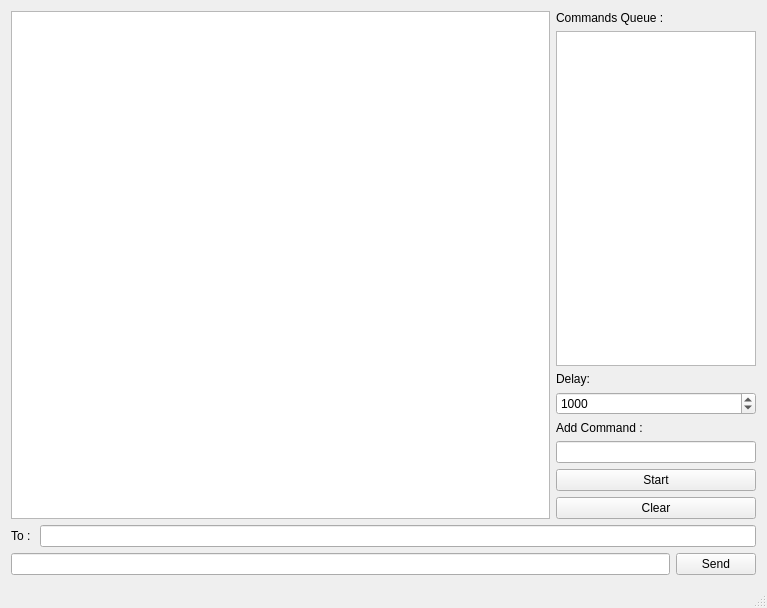
fffaraz/Archipel-xmpp-Bug-Reproducer, file src/mainwindow.ui: the form before one commit.
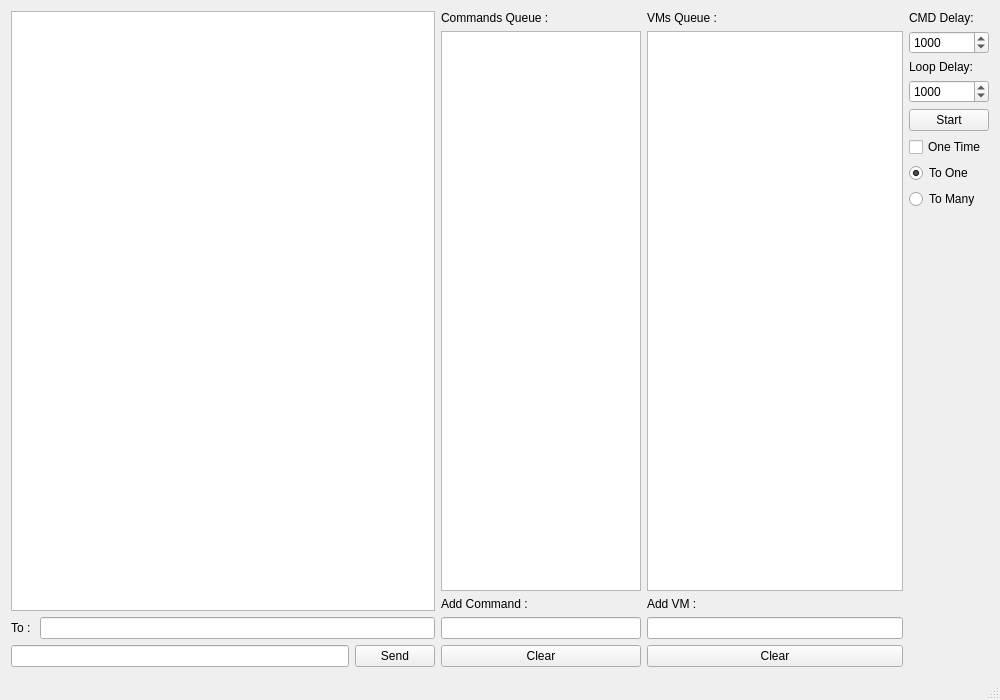
The form after the commit.

Patch:
```diff
--- a/src/mainwindow.ui
+++ b/src/mainwindow.ui
@@ -6,17 +6,17 @@
    <rect>
     <x>0</x>
     <y>0</y>
-    <width>767</width>
-    <height>608</height>
+    <width>1000</width>
+    <height>700</height>
    </rect>
   </property>
   <property name="windowTitle">
    <string>Archipel's xmpp Bug Reproducer !</string>
   </property>
   <widget class="QWidget" name="centralWidget">
-   <layout class="QVBoxLayout" name="verticalLayout_3">
-    <item>
-     <layout class="QHBoxLayout" name="horizontalLayout_3">
+   <layout class="QGridLayout" name="gridLayout">
+    <item row="0" column="0">
+     <layout class="QVBoxLayout" name="verticalLayout_4">
       <item>
        <widget class="QTextEdit" name="txtChat">
         <property name="readOnly">
@@ -25,7 +25,39 @@
        </widget>
       </item>
       <item>
-       <layout class="QVBoxLayout" name="verticalLayout">
+       <layout class="QHBoxLayout" name="horizontalLayout">
+        <item>
+         <widget class="QLabel" name="label">
+          <property name="text">
+           <string>To : </string>
+          </property>
+         </widget>
+        </item>
+        <item>
+         <widget class="QLineEdit" name="txtTarget"/>
+        </item>
+       </layout>
+      </item>
+      <item>
+       <layout class="QHBoxLayout" name="horizontalLayout_2">
+        <item>
+         <widget class="QLineEdit" name="txtInput"/>
+        </item>
+        <item>
+         <widget class="QPushButton" name="btnSend">
+          <property name="text">
+           <string>Send</string>
+          </property>
+         </widget>
+        </item>
+       </layout>
+      </item>
+     </layout>
+    </item>
+    <item row="0" column="1">
+     <layout class="QHBoxLayout" name="horizontalLayout_3">
+      <item>
+       <layout class="QVBoxLayout" name="verticalLayout_2">
         <item>
          <widget class="QLabel" name="label_4">
           <property name="maximumSize">
@@ -49,38 +81,6 @@
           </property>
          </widget>
         </item>
-        <item>
-         <widget class="QLabel" name="label_2">
-          <property name="maximumSize">
-           <size>
-            <width>200</width>
-            <height>16777215</height>
-           </size>
-          </property>
-          <property name="text">
-           <string>Delay:</string>
-          </property>
-         </widget>
-        </item>
-        <item>
-         <widget class="QSpinBox" name="spinDelay">
-          <property name="maximumSize">
-           <size>
-            <width>200</width>
-            <height>16777215</height>
-           </size>
-          </property>
-          <property name="minimum">
-           <number>100</number>
-          </property>
-          <property name="maximum">
-           <number>10000</number>
-          </property>
-          <property name="value">
-           <number>1000</number>
-          </property>
-         </widget>
-        </item>
         <item>
          <widget class="QLabel" name="label_3">
           <property name="maximumSize">
@@ -104,19 +104,6 @@
           </property>
          </widget>
         </item>
-        <item>
-         <widget class="QPushButton" name="btnStart">
-          <property name="maximumSize">
-           <size>
-            <width>200</width>
-            <height>16777215</height>
-           </size>
-          </property>
-          <property name="text">
-           <string>Start</string>
-          </property>
-         </widget>
-        </item>
         <item>
          <widget class="QPushButton" name="btnClear">
           <property name="maximumSize">
@@ -132,37 +119,186 @@
         </item>
        </layout>
       </item>
+      <item>
+       <layout class="QVBoxLayout" name="verticalLayout_3">
+        <item>
+         <widget class="QLabel" name="label_5">
+          <property name="maximumSize">
+           <size>
+            <width>300</width>
+            <height>16777215</height>
+           </size>
+          </property>
+          <property name="text">
+           <string>VMs Queue :</string>
+          </property>
+         </widget>
+        </item>
+        <item>
+         <widget class="QListWidget" name="lstVM">
+          <property name="maximumSize">
+           <size>
+            <width>300</width>
+            <height>16777215</height>
+           </size>
+          </property>
+         </widget>
+        </item>
+        <item>
+         <widget class="QLabel" name="label_6">
+          <property name="maximumSize">
+           <size>
+            <width>300</width>
+            <height>16777215</height>
+           </size>
+          </property>
+          <property name="text">
+           <string>Add VM :</string>
+          </property>
+         </widget>
+        </item>
+        <item>
+         <widget class="QLineEdit" name="txtAddVM">
+          <property name="maximumSize">
+           <size>
+            <width>300</width>
+            <height>16777215</height>
+           </size>
+          </property>
+         </widget>
+        </item>
+        <item>
+         <widget class="QPushButton" name="btnClearVM">
+          <property name="maximumSize">
+           <size>
+            <width>300</width>
+            <height>16777215</height>
+           </size>
+          </property>
+          <property name="text">
+           <string>Clear</string>
+          </property>
+         </widget>
+        </item>
+       </layout>
+      </item>
      </layout>
     </item>
-    <item>
-     <layout class="QVBoxLayout" name="verticalLayout_2">
+    <item row="0" column="2">
+     <layout class="QVBoxLayout" name="verticalLayout">
       <item>
-       <layout class="QHBoxLayout" name="horizontalLayout_2">
-        <item>
-         <widget class="QLabel" name="label">
-          <property name="text">
-           <string>To : </string>
-          </property>
-         </widget>
-        </item>
-        <item>
-         <widget class="QLineEdit" name="txtTarget"/>
-        </item>
-       </layout>
+       <widget class="QLabel" name="label_2">
+        <property name="maximumSize">
+         <size>
+          <width>200</width>
+          <height>16777215</height>
+         </size>
+        </property>
+        <property name="text">
+         <string>CMD Delay:</string>
+        </property>
+       </widget>
       </item>
       <item>
-       <layout class="QHBoxLayout" name="horizontalLayout">
-        <item>
-         <widget class="QLineEdit" name="txtInput"/>
-        </item>
-        <item>
-         <widget class="QPushButton" name="btnSend">
-          <property name="text">
-           <string>Send</string>
-          </property>
-         </widget>
-        </item>
-       </layout>
+       <widget class="QSpinBox" name="spinDelay">
+        <property name="maximumSize">
+         <size>
+          <width>200</width>
+          <height>16777215</height>
+         </size>
+        </property>
+        <property name="minimum">
+         <number>100</number>
+        </property>
+        <property name="maximum">
+         <number>10000</number>
+        </property>
+        <property name="value">
+         <number>1000</number>
+        </property>
+       </widget>
+      </item>
+      <item>
+       <widget class="QLabel" name="label_7">
+        <property name="maximumSize">
+         <size>
+          <width>200</width>
+          <height>16777215</height>
+         </size>
+        </property>
+        <property name="text">
+         <string>Loop Delay:</string>
+        </property>
+       </widget>
+      </item>
+      <item>
+       <widget class="QSpinBox" name="spinDelay_2">
+        <property name="maximumSize">
+         <size>
+          <width>200</width>
+          <height>16777215</height>
+         </size>
+        </property>
+        <property name="minimum">
+         <number>100</number>
+        </property>
+        <property name="maximum">
+         <number>10000</number>
+        </property>
+        <property name="value">
+         <number>1000</number>
+        </property>
+       </widget>
+      </item>
+      <item>
+       <widget class="QPushButton" name="btnStart">
+        <property name="maximumSize">
+         <size>
+          <width>200</width>
+          <height>16777215</height>
+         </size>
+        </property>
+        <property name="text">
+         <string>Start</string>
+        </property>
+       </widget>
+      </item>
+      <item>
+       <widget class="QCheckBox" name="chkOneTime">
+        <property name="text">
+         <string>One Time</string>
+        </property>
+       </widget>
+      </item>
+      <item>
+       <widget class="QRadioButton" name="radio1">
+        <property name="text">
+         <string>To One</string>
+        </property>
+        <property name="checked">
+         <bool>true</bool>
+        </property>
+       </widget>
+      </item>
+      <item>
+       <widget class="QRadioButton" name="radio2">
+        <property name="text">
+         <string>To Many</string>
+        </property>
+       </widget>
+      </item>
+      <item>
+       <spacer name="verticalSpacer">
+        <property name="orientation">
+         <enum>Qt::Vertical</enum>
+        </property>
+        <property name="sizeHint" stdset="0">
+         <size>
+          <width>20</width>
+          <height>40</height>
+         </size>
+        </property>
+       </spacer>
       </item>
      </layout>
     </item>
```
Left out of the diff: 4 changed lines with no effect on the pictures.
